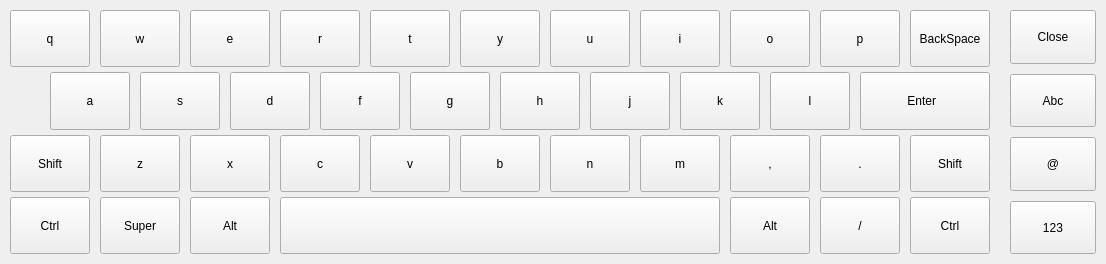
Qt form src/keyboardwidget.ui (ukui/VirtualKeyboard) before a commit.
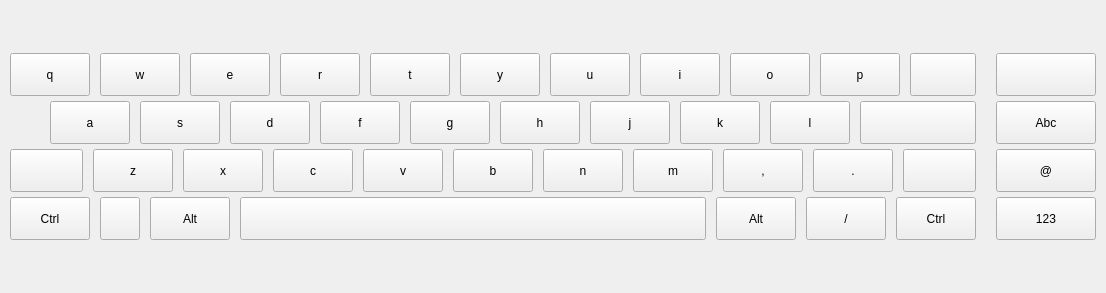
The same form after that commit.

```diff
--- a/src/keyboardwidget.ui
+++ b/src/keyboardwidget.ui
@@ -7,7 +7,7 @@
     <x>0</x>
     <y>0</y>
     <width>1106</width>
-    <height>264</height>
+    <height>293</height>
    </rect>
   </property>
   <property name="sizePolicy">
@@ -40,6 +40,9 @@
      <property name="spacing">
       <number>20</number>
      </property>
+     <property name="sizeConstraint">
+      <enum>QLayout::SetNoConstraint</enum>
+     </property>
      <property name="leftMargin">
       <number>10</number>
      </property>
@@ -62,6 +65,9 @@
          <property name="spacing">
           <number>0</number>
          </property>
+         <property name="sizeConstraint">
+          <enum>QLayout::SetNoConstraint</enum>
+         </property>
          <property name="leftMargin">
           <number>0</number>
          </property>
@@ -79,11 +85,30 @@
            <property name="spacing">
             <number>5</number>
            </property>
+           <property name="sizeConstraint">
+            <enum>QLayout::SetNoConstraint</enum>
+           </property>
+           <item>
+            <spacer name="vs_lefttop">
+             <property name="orientation">
+              <enum>Qt::Vertical</enum>
+             </property>
+             <property name="sizeHint" stdset="0">
+              <size>
+               <width>20</width>
+               <height>40</height>
+              </size>
+             </property>
+            </spacer>
+           </item>
            <item>
             <layout class="QHBoxLayout" name="hl_1">
              <property name="spacing">
               <number>10</number>
              </property>
+             <property name="sizeConstraint">
+              <enum>QLayout::SetNoConstraint</enum>
+             </property>
              <item>
               <widget class="QPushButton" name="btn_0">
                <property name="sizePolicy">
@@ -223,7 +248,7 @@
                 </sizepolicy>
                </property>
                <property name="text">
-                <string>BackSpace</string>
+                <string/>
                </property>
               </widget>
              </item>
@@ -234,6 +259,9 @@
              <property name="spacing">
               <number>10</number>
              </property>
+             <property name="sizeConstraint">
+              <enum>QLayout::SetNoConstraint</enum>
+             </property>
              <item>
               <spacer name="horizontalSpacer">
                <property name="orientation">
@@ -379,7 +407,7 @@
                 <string notr="true"/>
                </property>
                <property name="text">
-                <string>Enter  </string>
+                <string/>
                </property>
               </widget>
              </item>
@@ -390,6 +418,9 @@
              <property name="spacing">
               <number>10</number>
              </property>
+             <property name="sizeConstraint">
+              <enum>QLayout::SetNoConstraint</enum>
+             </property>
              <item>
               <widget class="QPushButton" name="btn_shift_l">
                <property name="sizePolicy">
@@ -402,7 +433,7 @@
                 <string notr="true"/>
                </property>
                <property name="text">
-                <string>Shift</string>
+                <string/>
                </property>
               </widget>
              </item>
@@ -535,7 +566,7 @@
                 <string notr="true"/>
                </property>
                <property name="text">
-                <string>Shift</string>
+                <string/>
                </property>
               </widget>
              </item>
@@ -546,6 +577,9 @@
              <property name="spacing">
               <number>10</number>
              </property>
+             <property name="sizeConstraint">
+              <enum>QLayout::SetNoConstraint</enum>
+             </property>
              <item>
               <widget class="QPushButton" name="btn_ctrl_l">
                <property name="sizePolicy">
@@ -571,7 +605,7 @@
                 </sizepolicy>
                </property>
                <property name="text">
-                <string>Super</string>
+                <string/>
                </property>
               </widget>
              </item>
@@ -642,6 +676,19 @@
              </item>
             </layout>
            </item>
+           <item>
+            <spacer name="vs_leftbottom">
+             <property name="orientation">
+              <enum>Qt::Vertical</enum>
+             </property>
+             <property name="sizeHint" stdset="0">
+              <size>
+               <width>20</width>
+               <height>40</height>
+              </size>
+             </property>
+            </spacer>
+           </item>
           </layout>
          </item>
         </layout>
@@ -975,7 +1022,10 @@
      <item>
       <layout class="QVBoxLayout" name="vl_right">
        <property name="spacing">
-        <number>10</number>
+        <number>5</number>
+       </property>
+       <property name="sizeConstraint">
+        <enum>QLayout::SetNoConstraint</enum>
        </property>
        <property name="leftMargin">
         <number>0</number>
@@ -989,6 +1039,19 @@
        <property name="bottomMargin">
         <number>0</number>
        </property>
+       <item>
+        <spacer name="vs_righttop">
+         <property name="orientation">
+          <enum>Qt::Vertical</enum>
+         </property>
+         <property name="sizeHint" stdset="0">
+          <size>
+           <width>20</width>
+           <height>40</height>
+          </size>
+         </property>
+        </spacer>
+       </item>
        <item>
         <widget class="QPushButton" name="btn_close">
          <property name="sizePolicy">
@@ -1004,7 +1067,7 @@
           </size>
          </property>
          <property name="text">
-          <string>Close</string>
+          <string/>
          </property>
         </widget>
        </item>
@@ -1065,6 +1128,19 @@
          </property>
         </widget>
        </item>
+       <item>
+        <spacer name="vs_rightbottom">
+         <property name="orientation">
+          <enum>Qt::Vertical</enum>
+         </property>
+         <property name="sizeHint" stdset="0">
+          <size>
+           <width>20</width>
+           <height>40</height>
+          </size>
+         </property>
+        </spacer>
+       </item>
       </layout>
      </item>
     </layout>
```
Left out of the diff: 34 changed lines with no effect on the pictures.
